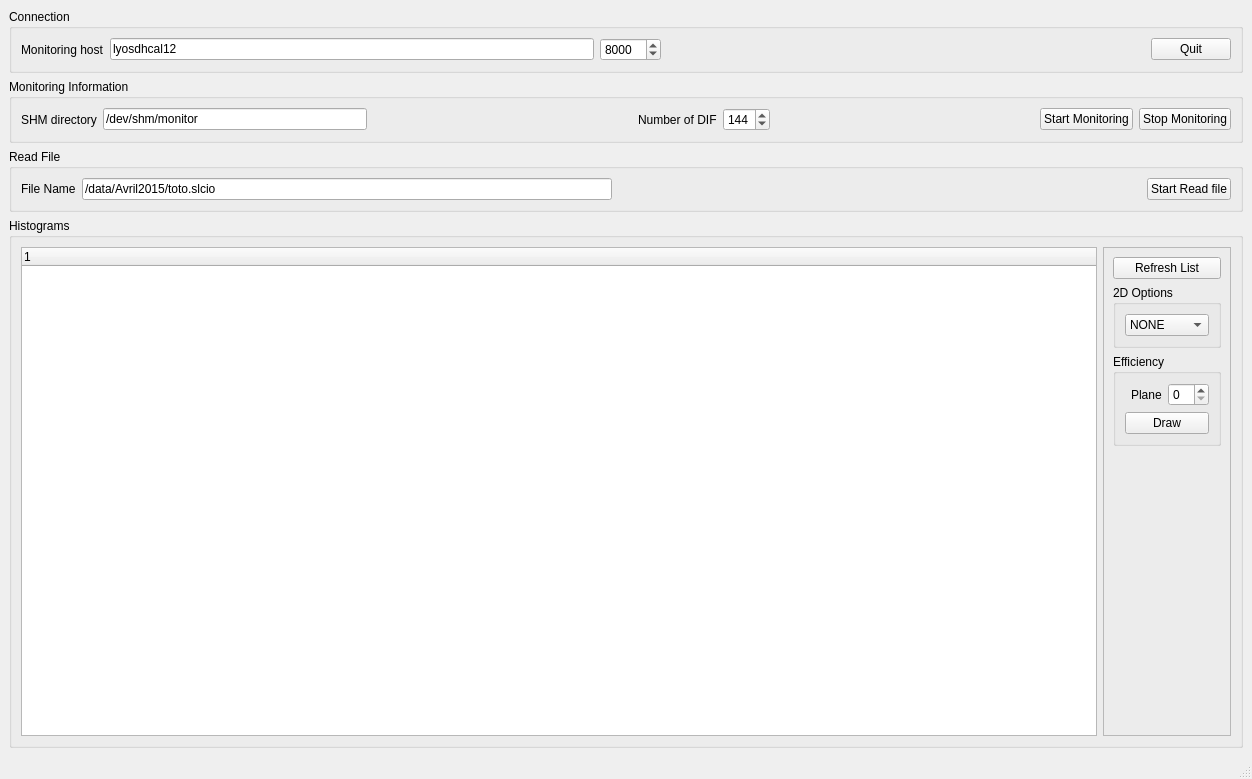
First picture: the form in SDHCAL_Analysis/python/SDMon.ui, repository mirabitl/SDHCAL, before the edit.
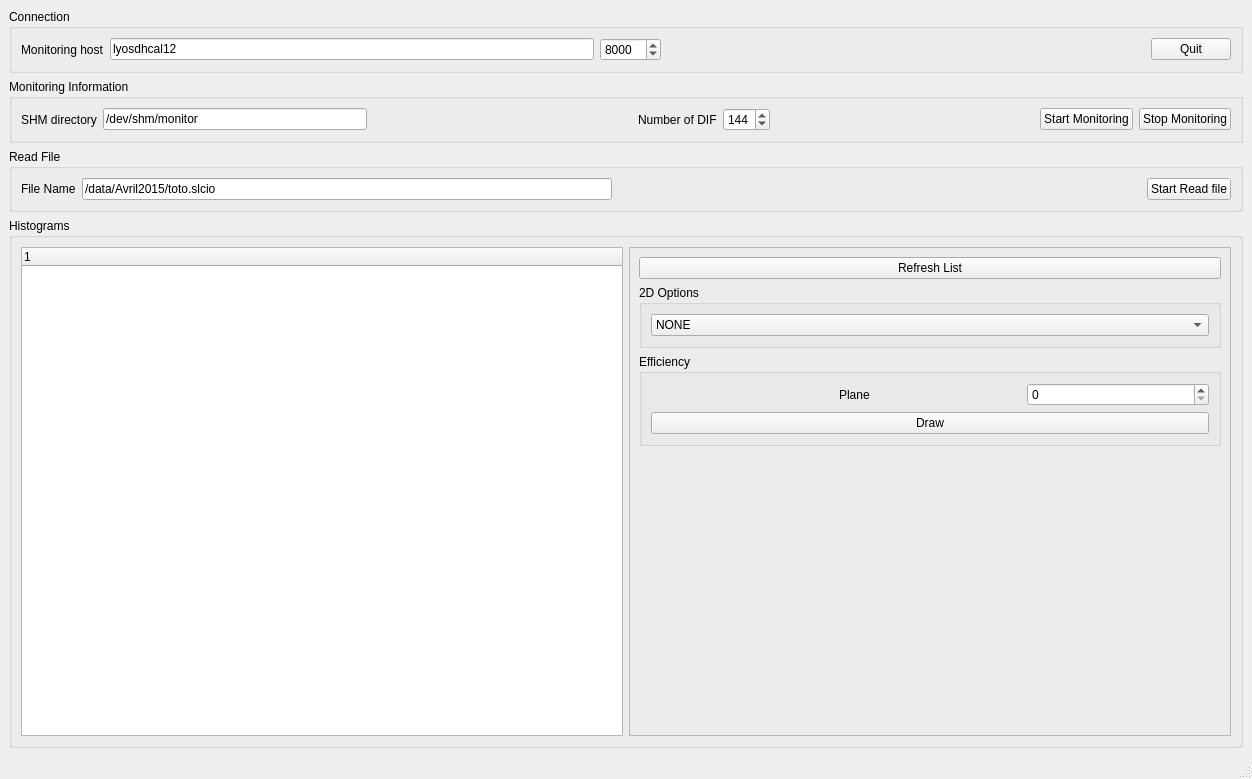
Second picture: the form after the edit.

```diff
--- a/SDHCAL_Analysis/python/SDMon.ui
+++ b/SDHCAL_Analysis/python/SDMon.ui
@@ -214,6 +214,12 @@
       <layout class="QHBoxLayout" name="horizontalLayout_4">
        <item>
         <widget class="QTreeWidget" name="tvHistos">
+         <property name="sizePolicy">
+          <sizepolicy hsizetype="Minimum" vsizetype="Minimum">
+           <horstretch>0</horstretch>
+           <verstretch>0</verstretch>
+          </sizepolicy>
+         </property>
          <column>
           <property name="text">
            <string notr="true">1</string>
```
Left out of the diff: 2 changed lines with no effect on the pictures.
